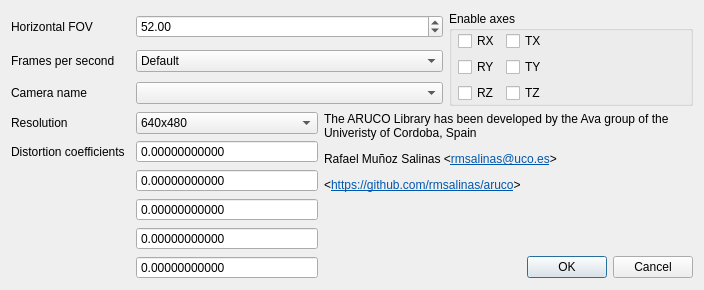
This is ftnoir_tracker_aruco/aruco-trackercontrols.ui in opentrack/opentrack as Qt 5 draws it before an edit. The edited form follows.
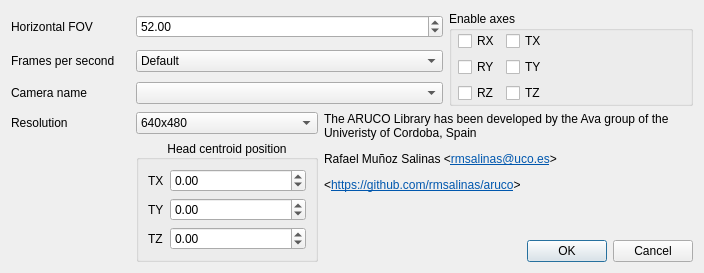
This is the edited form.

Commit message: implement head centroid for aruco

What changed in the file:
```diff
--- a/ftnoir_tracker_aruco/aruco-trackercontrols.ui
+++ b/ftnoir_tracker_aruco/aruco-trackercontrols.ui
@@ -32,154 +32,7 @@
    <property name="spacing">
     <number>-1</number>
    </property>
-   <item row="7" column="0">
-    <widget class="QLabel" name="label_5">
-     <property name="text">
-      <string>Distortion coefficients</string>
-     </property>
-    </widget>
-   </item>
-   <item row="7" column="1">
-    <widget class="QDoubleSpinBox" name="doubleSpinBox">
-     <property name="sizePolicy">
-      <sizepolicy hsizetype="Preferred" vsizetype="Preferred">
-       <horstretch>0</horstretch>
-       <verstretch>0</verstretch>
-      </sizepolicy>
-     </property>
-     <property name="frame">
-      <bool>true</bool>
-     </property>
-     <property name="buttonSymbols">
-      <enum>QAbstractSpinBox::NoButtons</enum>
-     </property>
-     <property name="decimals">
-      <number>11</number>
-     </property>
-     <property name="minimum">
-      <double>-1000.000000000000000</double>
-     </property>
-     <property name="maximum">
-      <double>1000.000000000000000</double>
-     </property>
-     <property name="singleStep">
-      <double>0.000000000000000</double>
-     </property>
-    </widget>
-   </item>
-   <item row="9" column="1">
-    <widget class="QDoubleSpinBox" name="doubleSpinBox_3">
-     <property name="sizePolicy">
-      <sizepolicy hsizetype="Preferred" vsizetype="Preferred">
-       <horstretch>0</horstretch>
-       <verstretch>0</verstretch>
-      </sizepolicy>
-     </property>
-     <property name="frame">
-      <bool>true</bool>
-     </property>
-     <property name="buttonSymbols">
-      <enum>QAbstractSpinBox::NoButtons</enum>
-     </property>
-     <property name="decimals">
-      <number>11</number>
-     </property>
-     <property name="minimum">
-      <double>-1000.000000000000000</double>
-     </property>
-     <property name="maximum">
-      <double>1000.000000000000000</double>
-     </property>
-     <property name="singleStep">
-      <double>0.000000000000000</double>
-     </property>
-    </widget>
-   </item>
-   <item row="10" column="1">
-    <widget class="QDoubleSpinBox" name="doubleSpinBox_4">
-     <property name="sizePolicy">
-      <sizepolicy hsizetype="Preferred" vsizetype="Preferred">
-       <horstretch>0</horstretch>
-       <verstretch>0</verstretch>
-      </sizepolicy>
-     </property>
-     <property name="frame">
-      <bool>true</bool>
-     </property>
-     <property name="buttonSymbols">
-      <enum>QAbstractSpinBox::NoButtons</enum>
-     </property>
-     <property name="decimals">
-      <number>11</number>
-     </property>
-     <property name="minimum">
-      <double>-1000.000000000000000</double>
-     </property>
-     <property name="maximum">
-      <double>1000.000000000000000</double>
-     </property>
-     <property name="singleStep">
-      <double>0.000000000000000</double>
-     </property>
-    </widget>
-   </item>
-   <item row="11" column="1">
-    <widget class="QDoubleSpinBox" name="doubleSpinBox_5">
-     <property name="sizePolicy">
-      <sizepolicy hsizetype="Preferred" vsizetype="Preferred">
-       <horstretch>0</horstretch>
-       <verstretch>0</verstretch>
-      </sizepolicy>
-     </property>
-     <property name="frame">
-      <bool>true</bool>
-     </property>
-     <property name="buttonSymbols">
-      <enum>QAbstractSpinBox::NoButtons</enum>
-     </property>
-     <property name="decimals">
-      <number>11</number>
-     </property>
-     <property name="minimum">
-      <double>-1000.000000000000000</double>
-     </property>
-     <property name="maximum">
-      <double>1000.000000000000000</double>
-     </property>
-     <property name="singleStep">
-      <double>0.000000000000000</double>
-     </property>
-    </widget>
-   </item>
-   <item row="8" column="1">
-    <widget class="QDoubleSpinBox" name="doubleSpinBox_2">
-     <property name="sizePolicy">
-      <sizepolicy hsizetype="Preferred" vsizetype="Preferred">
-       <horstretch>0</horstretch>
-       <verstretch>0</verstretch>
-      </sizepolicy>
-     </property>
-     <property name="frame">
-      <bool>true</bool>
-     </property>
-     <property name="buttonSymbols">
-      <enum>QAbstractSpinBox::NoButtons</enum>
-     </property>
-     <property name="decimals">
-      <number>11</number>
-     </property>
-     <property name="minimum">
-      <double>-1000.000000000000000</double>
-     </property>
-     <property name="maximum">
-      <double>1000.000000000000000</double>
-     </property>
-     <property name="singleStep">
-      <double>0.000000000000000</double>
-     </property>
-    </widget>
-   </item>
-   <item row="6" column="2" rowspan="5" colspan="3">
+   <item row="6" column="2" rowspan="2" colspan="3">
     <widget class="QLabel" name="label_6">
      <property name="sizePolicy">
       <sizepolicy hsizetype="Expanding" vsizetype="Preferred">
@@ -267,7 +120,7 @@
      </property>
     </widget>
    </item>
-   <item row="11" column="3" colspan="2">
+   <item row="8" column="3" colspan="2">
     <widget class="QDialogButtonBox" name="buttonBox">
      <property name="standardButtons">
       <set>QDialogButtonBox::Cancel|QDialogButtonBox::Ok</set>
@@ -378,6 +231,72 @@
      </layout>
     </widget>
    </item>
+   <item row="7" column="1" rowspan="2">
+    <widget class="QGroupBox" name="groupBox_2">
+     <property name="title">
+      <string>Head centroid position</string>
+     </property>
+     <property name="alignment">
+      <set>Qt::AlignCenter</set>
+     </property>
+     <layout class="QFormLayout" name="formLayout_2">
+      <property name="formAlignment">
+       <set>Qt::AlignHCenter|Qt::AlignTop</set>
+      </property>
+      <item row="0" column="0">
+       <widget class="QLabel" name="label_5">
+        <property name="text">
+         <string>TX</string>
+        </property>
+       </widget>
+      </item>
+      <item row="0" column="1">
+       <widget class="QDoubleSpinBox" name="cx">
+        <property name="minimum">
+         <double>-200.000000000000000</double>
+        </property>
+        <property name="maximum">
+         <double>200.000000000000000</double>
+        </property>
+       </widget>
+      </item>
+      <item row="1" column="0">
+       <widget class="QLabel" name="label_7">
+        <property name="text">
+         <string>TY</string>
+        </property>
+       </widget>
+      </item>
+      <item row="1" column="1">
+       <widget class="QDoubleSpinBox" name="cy">
+        <property name="minimum">
+         <double>-200.000000000000000</double>
+        </property>
+        <property name="maximum">
+         <double>200.000000000000000</double>
+        </property>
+       </widget>
+      </item>
+      <item row="2" column="0">
+       <widget class="QLabel" name="label_8">
+        <property name="text">
+         <string>TZ</string>
+        </property>
+       </widget>
+      </item>
+      <item row="2" column="1">
+       <widget class="QDoubleSpinBox" name="cz">
+        <property name="minimum">
+         <double>-200.000000000000000</double>
+        </property>
+        <property name="maximum">
+         <double>200.000000000000000</double>
+        </property>
+       </widget>
+      </item>
+     </layout>
+    </widget>
+   </item>
   </layout>
  </widget>
  <resources/>
```
The commit also changes 2 other files.
